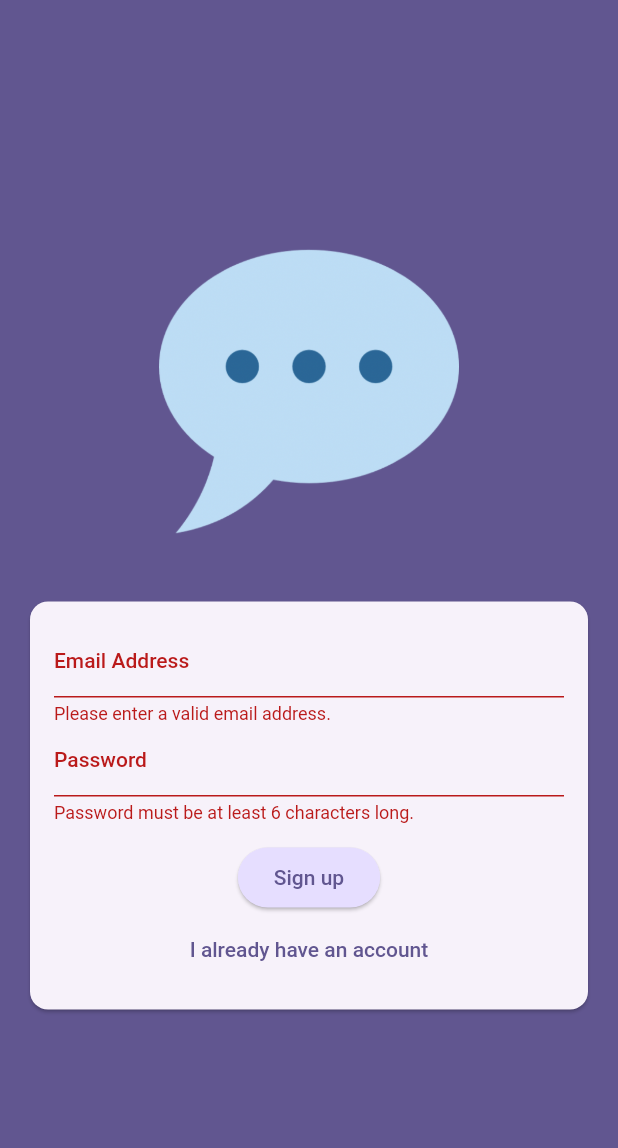
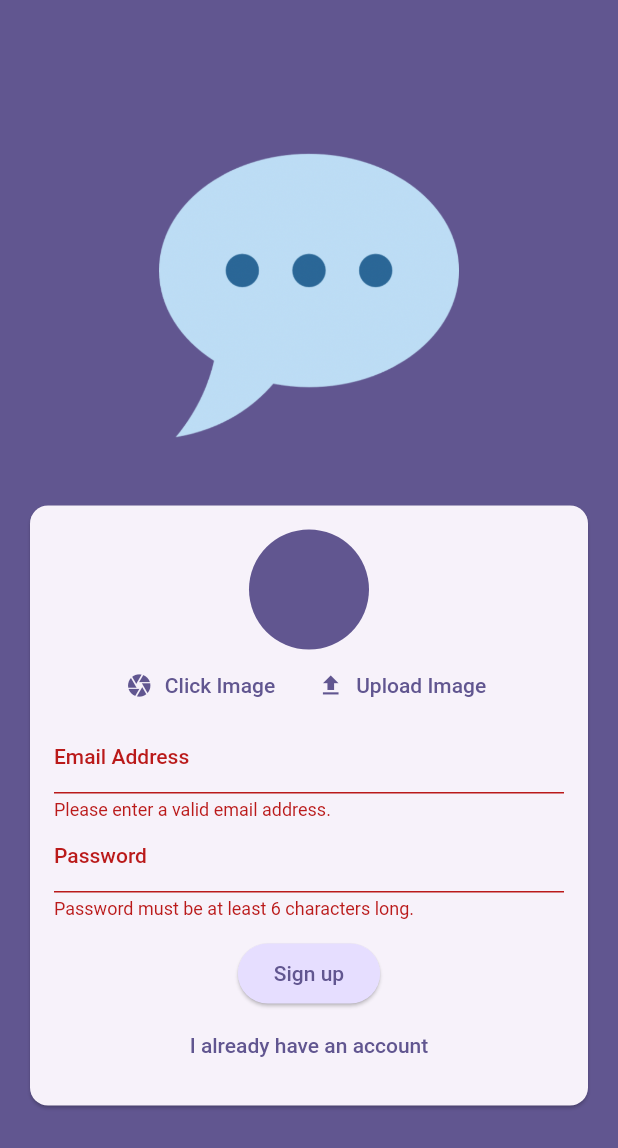
Before and after one commit to Nisarg221B/Learnings, a Flutter app: the screen it shows after launch, after a tap on "Log in", after a tap on "Create an account", on a phone screen of 412 x 824 dp. Shown: the top 1148 px of the screen. Run offline on Flutter 3.47's test engine with Material 2 defaults, Android fonts, the phone set to English and light mode, and no system bars; our stand-ins replace dropdown_button2, firebase_auth, firebase_core, firebase_storage, flutter_dotenv, flutter_riverpod and 6 more; accounts and stored records are empty; generated files the repository leaves out were written again.

Commit message:
Added Authentication feature to the app using firebase_auth service and used firebase_storage service to reference the storage in cloud and store the user display image on the cloud through that reference, next up is to use firestore database service to connect the stored display image , username and user details such as email and auth token in firebase

```diff
--- a/Flutter/project_9/lib/main.dart
+++ b/Flutter/project_9/lib/main.dart
@@ -1,7 +1,10 @@
+import 'package:firebase_auth/firebase_auth.dart';
 import 'package:flutter/material.dart';
 import 'package:project9/screens/auth.dart';
 
 import 'package:firebase_core/firebase_core.dart';
+import 'package:project9/screens/chat.dart';
+import 'package:project9/screens/splash.dart';
 import 'firebase_options.dart';
 
 void main() async {
@@ -25,7 +28,20 @@
         colorScheme: ColorScheme.fromSeed(
             seedColor: const Color.fromARGB(255, 63, 17, 177)),
       ),
-      home: const AuthScreen(),
+      home: StreamBuilder(
+        stream: FirebaseAuth.instance.authStateChanges(),
+        builder: (ctx, snapshot) {
+          if (snapshot.connectionState == ConnectionState.waiting) {
+            return const SplashScreen();
+          }
+
+          if (snapshot.hasData) {
+            return const ChatScreen();
+          }
+
+          return const AuthScreen();
+        },
+      ),
     );
   }
 }
--- a/Flutter/project_9/lib/screens/auth.dart
+++ b/Flutter/project_9/lib/screens/auth.dart
@@ -1,5 +1,11 @@
+import 'dart:io';
+
+import 'package:firebase_storage/firebase_storage.dart';
 import 'package:flutter/material.dart';
+import 'package:firebase_auth/firebase_auth.dart';
+import 'package:project9/widgets/user_image_picker.dart';
 
+final _firebase = FirebaseAuth.instance;
 
 class AuthScreen extends StatefulWidget {
   const AuthScreen({super.key});
@@ -12,17 +18,69 @@
 
 class _AuthScreenState extends State<AuthScreen> {
   bool _isLogin = true;
+  bool _isAuthenticating = false;
 
   final _formkey = GlobalKey<FormState>();
 
   var _enteredEmail = '';
   var _enteredPassword = '';
+  File? _selectedImage;
 
-  void _submitForm() {
+  // login and logout functionality with firebase
+  void _submitForm() async {
     final isValid = _formkey.currentState!.validate();
+    if (!isValid) {
+      return;
+    }
 
-    if (isValid) {
+    if (!_isLogin && _selectedImage == null) {
+      ScaffoldMessenger.of(context).clearSnackBars();
+      ScaffoldMessenger.of(context).showSnackBar(
+        const SnackBar(
+          content: Text('please add an Image'),
+        ),
+      );
+      return;
+    }
+
     _formkey.currentState!.save();
+
+    try {
+      setState(() {
+        _isAuthenticating = true;
+      });
+      if (_isLogin) {
+        // log users in
+        await _firebase.signInWithEmailAndPassword(
+          email: _enteredEmail,
+          password: _enteredPassword,
+        );
+      } else {
+        final userCredentials = await _firebase.createUserWithEmailAndPassword(
+          email: _enteredEmail,
+          password: _enteredPassword,
+        );
+        final storageRef = FirebaseStorage.instance
+            .ref()
+            .child('user_images')
+            .child('${userCredentials.user!.uid}.jpg');
+        await storageRef.putFile(_selectedImage!);
+        final imageUrl = await storageRef.getDownloadURL();
+        print(imageUrl);
+      }
+    } on FirebaseAuthException catch (error) {
+      if (error.code == 'email-already-in-use') {
+        //...
+      }
+      ScaffoldMessenger.of(context).clearSnackBars();
+      ScaffoldMessenger.of(context).showSnackBar(
+        SnackBar(
+          content: Text(error.message ?? 'Authentication failed.'),
+        ),
+      );
+      setState(() {
+        _isAuthenticating = false;
+      });
     }
   }
 
@@ -35,6 +93,7 @@
           child: Column(
             mainAxisAlignment: MainAxisAlignment.center,
             children: [
+              // Message ICON .png
               Container(
                 margin: const EdgeInsets.only(
                   top: 30,
@@ -45,6 +104,8 @@
                 width: 200,
                 child: Image.asset('assets/images/chat.png'),
               ),
+
+              // Login SignUP form
               Card(
                 margin: const EdgeInsets.all(20),
                 child: SingleChildScrollView(
@@ -55,6 +116,13 @@
                       child: Column(
                         mainAxisSize: MainAxisSize.min,
                         children: [
+                          // Display Image
+                          if (!_isLogin)
+                            UserImagePicker(
+                              onPickImage: (pickedImage) {
+                                _selectedImage = pickedImage;
+                              },
+                            ),
                           // EMAIL ADDRESS
                           TextFormField(
                             decoration: const InputDecoration(
@@ -95,7 +163,10 @@
                           const SizedBox(
                             height: 12,
                           ),
-
+                          if (_isAuthenticating)
+                            const CircularProgressIndicator(),
+                          // LOGIN AND SIGNUP
+                          if (!_isAuthenticating)
                             ElevatedButton(
                               onPressed: _submitForm,
                               style: ElevatedButton.styleFrom(
@@ -106,6 +177,8 @@
                               child: Text(_isLogin ? 'Log in' : 'Sign up'),
                             ),
 
+                          // Create account or already have and account
+                          if (!_isAuthenticating)
                             TextButton(
                               onPressed: () {
                                 setState(() {
--- /dev/null
+++ b/Flutter/project_9/lib/screens/splash.dart
@@ -0,0 +1,17 @@
+import 'package:flutter/material.dart';
+
+class SplashScreen extends StatelessWidget {
+  const SplashScreen({super.key});
+
+  @override
+  Widget build(BuildContext context) {
+    return Scaffold(
+      appBar: AppBar(
+        title: const Text('Flutter Chat'),
+      ),
+      body: const Center(
+        child: CircularProgressIndicator(),
+      ),
+    );
+  }
+}
--- /dev/null
+++ b/Flutter/project_9/lib/widgets/user_image_picker.dart
@@ -0,0 +1,78 @@
+import 'dart:io';
+
+import 'package:flutter/material.dart';
+import 'package:image_picker/image_picker.dart';
+
+class UserImagePicker extends StatefulWidget {
+  const UserImagePicker({super.key, required this.onPickImage});
+
+  final void Function(File pickedImage) onPickImage;
+
+  @override
+  State<UserImagePicker> createState() {
+    return _UserImagePickerState();
+  }
+}
+
+class _UserImagePickerState extends State<UserImagePicker> {
+  File? _pickedImageFile;
+
+  void _pickImage(ImageSource imageSource) async {
+    final pickedImage = await ImagePicker().pickImage(
+      source: imageSource,
+      imageQuality: 50,
+      maxWidth: 150,
+    );
+
+    if (pickedImage == null) return;
+
+    setState(() {
+      _pickedImageFile = File(pickedImage.path);
+    });
+
+    widget.onPickImage(_pickedImageFile!);
+  }
+
+  @override
+  Widget build(BuildContext context) {
+    return Column(
+      children: [
+        CircleAvatar(
+          radius: 40,
+          backgroundColor: Theme.of(context).colorScheme.primary,
+          foregroundImage:
+              _pickedImageFile != null ? FileImage(_pickedImageFile!) : null,
+        ),
+        Row(
+          mainAxisAlignment: MainAxisAlignment.center,
+          children: [
+            TextButton.icon(
+              onPressed: () {
+                _pickImage(ImageSource.camera);
+              },
+              icon: const Icon(Icons.camera),
+              label: Text(
+                "Click Image",
+                style: TextStyle(
+                  color: Theme.of(context).colorScheme.primary,
+                ),
+              ),
+            ),
+            TextButton.icon(
+              onPressed: () {
+                _pickImage(ImageSource.gallery);
+              },
+              icon: const Icon(Icons.upload),
+              label: Text(
+                "Upload Image",
+                style: TextStyle(
+                  color: Theme.of(context).colorScheme.primary,
+                ),
+              ),
+            ),
+          ],
+        ),
+      ],
+    );
+  }
+}
--- a/Flutter/project_9/pubspec.yaml
+++ b/Flutter/project_9/pubspec.yaml
@@ -31,6 +31,7 @@
   flutter_dotenv: ^5.1.0
   firebase_core: ^2.15.1
   firebase_auth: ^4.7.3
+  firebase_storage: ^11.2.6
 
 dev_dependencies:
   flutter_test:
```
Also changed, not shown: Flutter/project_9/lib/screens/chat.dart (added, +26 -0 lines), Flutter/project_9/pubspec.lock, 3 other files. Lines whose indentation alone changed are shown as unchanged.
